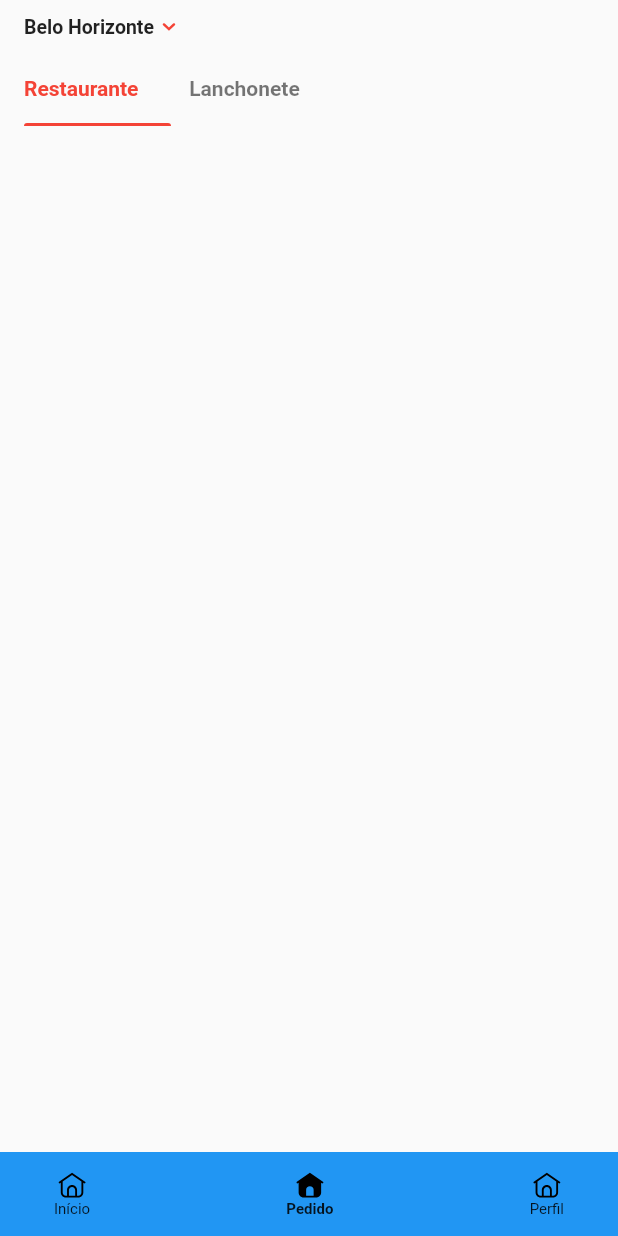
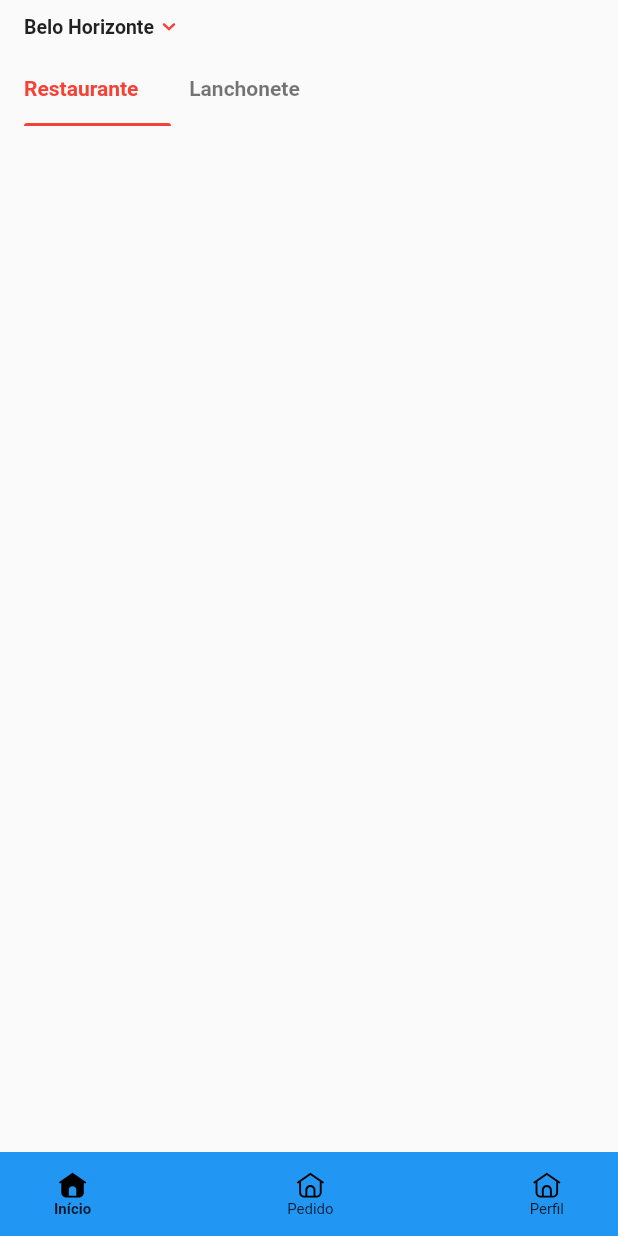
Before and after one commit to tuliotorres7/clone-Ifood, a Flutter app: the screen it shows after launch, on a phone screen of 412 x 824 dp. Run offline on Flutter 3.47's test engine with Material 2 defaults, Android fonts, the light colour scheme and no system bars; our stand-ins replace flutter_svg, tab_indicator_styler; Roboto replaces fonts that are missing (Nunito-Sans).

Commit message:
fix: agr sim bb

```diff
--- a/lib/views/content/componentes/botao_navigate_component.dart
+++ b/lib/views/content/componentes/botao_navigate_component.dart
@@ -8,7 +8,10 @@ class BotaoNavegacaoComponent extends StatelessWidget {
   final Function(int) onTap;
 
   const BotaoNavegacaoComponent(
-      {Key? key, required this.items, this.indexAtual = 0, required this.onTap})
+      {Key? key,
+      required this.items,
+      required this.indexAtual,
+      required this.onTap})
       : super(key: key);
   @override
   Widget build(BuildContext context) {
@@ -46,13 +49,13 @@ class BotaoNavegacaoItemComponent extends StatelessWidget {
       String? iconeAtivo,
       String? icone,
       bool? isAtivo,
-      Function? onTap}) {
+      Function()? onTap}) {
     return BotaoNavegacaoItemComponent(
       label: label ?? this.label,
       iconeAtivo: iconeAtivo ?? this.iconeAtivo,
       icone: icone ?? this.icone,
       isAtivo: isAtivo ?? this.isAtivo,
-      onTap: this.onTap,
+      onTap: onTap ?? this.onTap,
     );
   }
 
--- a/lib/views/content/content_page.dart
+++ b/lib/views/content/content_page.dart
@@ -22,7 +22,7 @@ class _ContentPageState extends State<ContentPage>
     super.initState();
   }
 
-  int _indexAtual = 1;
+  int _indexAtual = 0;
 
   @override
   Widget build(BuildContext context) {
```
